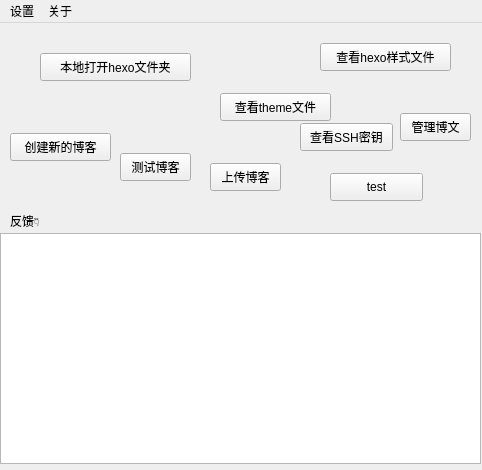
This is hexo_GUI/hexo_GUI.ui in intmian/hexo_GUI as Qt 5 draws it before an edit. The edited form follows.
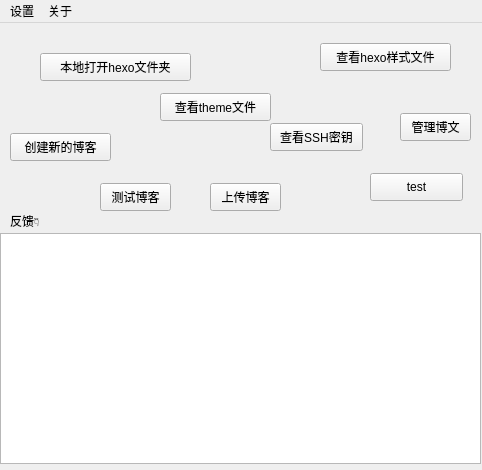
This is the edited form.

Commit message: 系统自动提交

What changed in the file:
```diff
--- a/hexo_GUI/hexo_GUI.ui
+++ b/hexo_GUI/hexo_GUI.ui
@@ -27,7 +27,7 @@
    <widget class="QPushButton" name="theme_y_button">
     <property name="geometry">
      <rect>
-      <x>220</x>
+      <x>160</x>
       <y>70</y>
       <width>111</width>
       <height>28</height>
@@ -41,7 +41,7 @@
     <property name="geometry">
      <rect>
       <x>210</x>
-      <y>140</y>
+      <y>160</y>
       <width>71</width>
       <height>28</height>
      </rect>
@@ -53,8 +53,8 @@
    <widget class="QPushButton" name="tsst_button">
     <property name="geometry">
      <rect>
-      <x>120</x>
-      <y>130</y>
+      <x>100</x>
+      <y>160</y>
       <width>71</width>
       <height>28</height>
      </rect>
@@ -79,7 +79,7 @@
    <widget class="QPushButton" name="ssh_button">
     <property name="geometry">
      <rect>
-      <x>300</x>
+      <x>270</x>
       <y>100</y>
       <width>93</width>
       <height>28</height>
@@ -144,7 +144,7 @@
    <widget class="QPushButton" name="test">
     <property name="geometry">
      <rect>
-      <x>330</x>
+      <x>370</x>
       <y>150</y>
       <width>93</width>
       <height>28</height>
```
Left out of the diff: 21 changed lines with no effect on the pictures. The commit also changes 2 other files.
